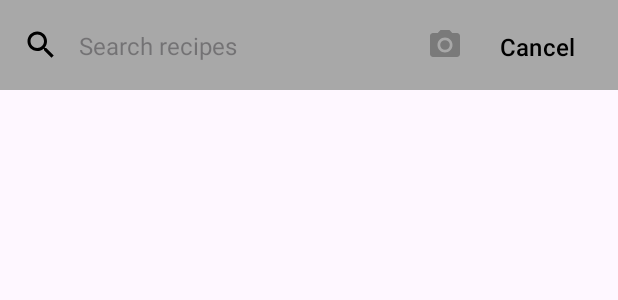
After one commit to NoOneofConsequencePrime/KitchenVision, an Android app: the layout activity_search.xml on its own in the app's theme, with its tools: preview values and no code run, on a phone screen of 412 x 824 dp. The commit adds this screen. Shown: the top 300 px of the screen. Run offline under Robolectric (Android 15) with nearby library versions, the phone set to English and light mode, and no system bars.

Commit message:
add button

```diff
--- a/AndroidApp/app/build.gradle
+++ b/AndroidApp/app/build.gradle
@@ -35,7 +35,8 @@ dependencies {
     implementation libs.material
     implementation libs.activity
     implementation libs.constraintlayout
-    implementation 'com.google.android.material:material:1.9.0'  // Check for the latest version
+//    implementation 'com.google.android.material:material:1.9.0'  // Check for the latest version
+    implementation 'com.google.android.material:material:1.4.0'  // or newer
     testImplementation libs.junit
     androidTestImplementation libs.ext.junit
     androidTestImplementation libs.espresso.core
@@ -58,4 +59,6 @@ dependencies {
     implementation 'com.squareup.okhttp3:okhttp:4.9.1'
     implementation 'com.squareup.okhttp3:logging-interceptor:4.9.1'
 
+
+
 }
--- a/AndroidApp/app/src/main/java/com/example/kitchenvision/FileUpload.java
+++ b/AndroidApp/app/src/main/java/com/example/kitchenvision/FileUpload.java
@@ -1,3 +1,5 @@
+package com.example.kitchenvision;
+
 import okhttp3.Call;
 import okhttp3.Callback;
 import okhttp3.MediaType;
--- /dev/null
+++ b/AndroidApp/app/src/main/res/layout/activity_search.xml
@@ -0,0 +1,77 @@
+<?xml version="1.0" encoding="utf-8"?>
+
+<androidx.constraintlayout.widget.ConstraintLayout
+    xmlns:android="http://schemas.android.com/apk/res/android"
+    xmlns:app="http://schemas.android.com/apk/res-auto"
+    xmlns:tools="http://schemas.android.com/tools"
+    android:id="@+id/main"
+    android:layout_width="match_parent"
+    android:layout_height="match_parent"
+    tools:context=".MainActivity">
+
+    <!-- Top Bar Layout -->
+    <androidx.constraintlayout.widget.ConstraintLayout
+        android:id="@+id/topBar"
+        android:layout_width="match_parent"
+        android:layout_height="60dp"
+        android:background="@color/light_gray"
+        android:padding="10dp">
+
+        <!-- Search Icon -->
+        <ImageView
+            android:id="@+id/search_icon"
+            android:layout_width="wrap_content"
+            android:layout_height="wrap_content"
+            android:src="@drawable/ic_search"
+            app:tint="@color/black"
+            app:layout_constraintStart_toStartOf="parent"
+            app:layout_constraintTop_toTopOf="parent"
+            app:layout_constraintBottom_toBottomOf="parent"
+            android:padding="5dp" />
+
+        <!-- Search Bar -->
+        <EditText
+            android:id="@+id/search_edit_text"
+            android:layout_width="0dp"
+            android:layout_height="wrap_content"
+            android:textColor="@color/black"
+            android:textSize="16sp"
+            android:inputType="text"
+            android:hint="Search recipes"
+            android:background="@color/light_gray"
+            android:layout_marginStart="8dp"
+            app:layout_constraintStart_toEndOf="@id/search_icon"
+            app:layout_constraintEnd_toStartOf="@id/camera_button"
+            app:layout_constraintTop_toTopOf="parent"
+            app:layout_constraintBottom_toBottomOf="parent" />
+
+        <!-- Camera Button -->
+        <ImageButton
+            android:id="@+id/camera_button"
+            android:layout_width="wrap_content"
+            android:layout_height="wrap_content"
+            android:src="@drawable/ic_camera"
+            android:contentDescription="Open Camera"
+            android:padding="5dp"
+            app:tint="@color/gray"
+            android:background="?attr/selectableItemBackgroundBorderless"
+            app:layout_constraintEnd_toStartOf="@id/cancel_button"
+            app:layout_constraintTop_toTopOf="parent"
+            app:layout_constraintBottom_toBottomOf="parent" />
+
+        <!-- Cancel Button -->
+        <Button
+            android:id="@+id/cancel_button"
+            android:layout_width="wrap_content"
+            android:layout_height="wrap_content"
+            android:text="Cancel"
+            android:textColor="@color/black"
+            android:textSize="16sp"
+            android:paddingStart="8dp"
+            android:paddingEnd="8dp"
+            android:background="?attr/selectableItemBackground"
+            app:layout_constraintEnd_toEndOf="parent"
+            app:layout_constraintTop_toTopOf="parent"
+            app:layout_constraintBottom_toBottomOf="parent" />
+    </androidx.constraintlayout.widget.ConstraintLayout>
+</androidx.constraintlayout.widget.ConstraintLayout>
--- /dev/null
+++ b/AndroidApp/app/src/main/res/xml/provider_paths.xml
@@ -0,0 +1,6 @@
+<?xml version="1.0" encoding="utf-8"?>
+<paths>
+    <external-path
+        name="external_files"
+        path="."/>
+</paths>
```
Also changed, not shown: AndroidApp/app/src/main/AndroidManifest.xml (+11 -1 lines), AndroidApp/app/src/main/java/com/example/kitchenvision/MainActivity.java (+47 -58 lines), AndroidApp/app/src/main/java/com/example/kitchenvision/SearchActivity.java (added, +13 -0 lines).
